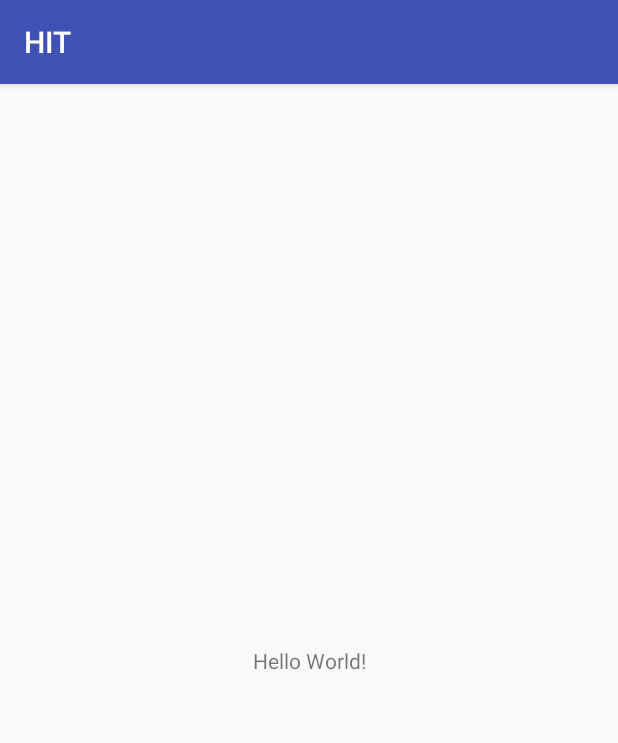
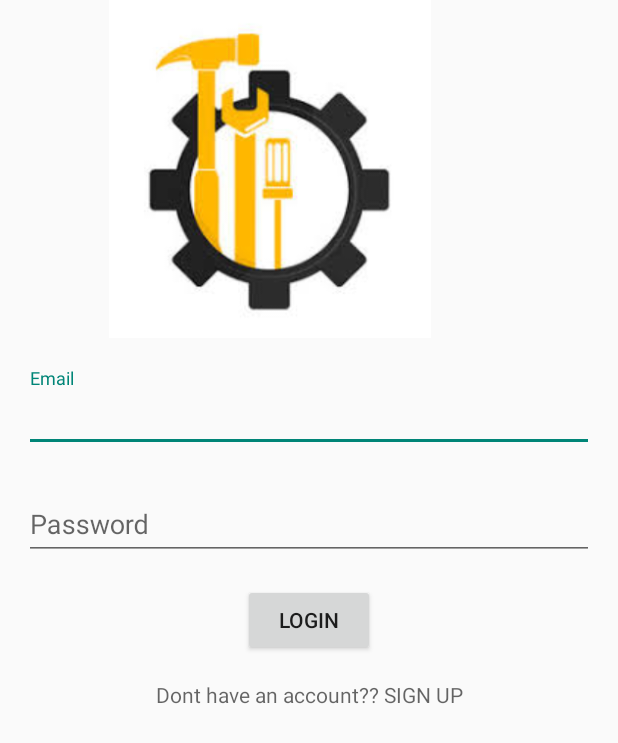
Before and after one commit to gaonkargitesh/Hotel-Inspection-Tracker, an Android app: the screen it shows after launch (MainActivity before the commit, LoginActivity after it), on a phone screen of 412 x 824 dp. Shown: the top 743 px of the screen. Run offline under Robolectric (Android 15) with nearby library versions, the phone set to English and light mode, and no system bars.

Commit message:
Login Screen , Signup Screen and Launcher screens are designed and added.....

```diff
--- a/app/src/main/java/com/example/rahul/hit/login/view/LoginActivity.java
+++ b/app/src/main/java/com/example/rahul/hit/login/view/LoginActivity.java
@@ -1,22 +1,33 @@
 package com.example.rahul.hit.login.view;
 
+import android.content.Intent;
 import android.os.Bundle;
 import android.support.design.widget.FloatingActionButton;
 import android.support.design.widget.Snackbar;
 import android.support.v7.app.AppCompatActivity;
 import android.support.v7.widget.Toolbar;
 import android.view.View;
+import android.widget.TextView;
 
 import com.example.rahul.hit.R;
+import com.example.rahul.hit.signup.view.SignUpActivity;
 
 public class LoginActivity extends AppCompatActivity {
+
+    TextView signupTextView;
 
     @Override
     protected void onCreate(Bundle savedInstanceState) {
         super.onCreate(savedInstanceState);
         setContentView(R.layout.activity_login);
-        Toolbar toolbar = (Toolbar) findViewById(R.id.toolbar);
-        setSupportActionBar(toolbar);
+        signupTextView=findViewById(R.id.loginPage_SignUp_TextView);
+        signupTextView.setOnClickListener(new View.OnClickListener() {
+            @Override
+            public void onClick(View v) {
+                Intent intent1 = new Intent(LoginActivity.this,SignUpActivity.class);
+                startActivity(intent1);
+            }
+        });
     }
 
 }
--- a/app/src/main/res/layout/activity_login.xml
+++ b/app/src/main/res/layout/activity_login.xml
@@ -1,52 +1,70 @@
 <?xml version="1.0" encoding="utf-8"?>
 <android.support.constraint.ConstraintLayout xmlns:android="http://schemas.android.com/apk/res/android"
+    xmlns:app="http://schemas.android.com/apk/res-auto"
     android:layout_width="match_parent"
-    android:layout_height="match_parent"
-    xmlns:app="http://schemas.android.com/apk/res-auto"
-    android:padding="20dp"
-    >
+    android:layout_height="match_parent">
+
+    <ImageView
+        android:id="@+id/login_id"
+        android:layout_width="360dp"
+        android:layout_height="225dp"
+        android:src="@drawable/logo" />
+
 
     <android.support.design.widget.TextInputLayout
+        android:id="@+id/email_loginPage"
         android:layout_width="match_parent"
         android:layout_height="wrap_content"
-        android:id="@+id/email_loginPage"
-        android:paddingBottom="10dp"
-        >
+        android:layout_marginTop="20dp"
+        android:layout_marginLeft="8dp"
+        android:layout_marginRight="8dp"
+        android:layout_marginBottom="8dp"
+        app:layout_constraintTop_toBottomOf="@id/login_id">
 
         <EditText
+            android:id="@+id/loginPage_Email_EditText"
             android:layout_width="match_parent"
             android:layout_height="wrap_content"
-            android:id="@+id/loginPage_Email_EditText"
-            android:hint="Email"
-
-            />
+            android:layout_margin="8dp"
+            android:hint="Email" />
 
     </android.support.design.widget.TextInputLayout>
 
     <android.support.design.widget.TextInputLayout
+        android:id="@+id/password_loginPage"
         android:layout_width="match_parent"
         android:layout_height="wrap_content"
-        android:id="@+id/password_loginPage"
-        android:paddingBottom="20dp"
-        app:layout_constraintTop_toBottomOf="@id/email_loginPage"
-        >
+        android:layout_margin="8dp"
+        app:layout_constraintTop_toBottomOf="@id/email_loginPage">
 
         <EditText
+            android:id="@+id/loginpage_Password_EditText"
             android:layout_width="match_parent"
             android:layout_height="wrap_content"
-            android:id="@+id/loginpage_Password_EditText"
-
-            android:hint="Password"
-            />
+            android:layout_margin="8dp"
+            android:hint="Password" />
 
     </android.support.design.widget.TextInputLayout>
+
     <Button
+        android:id="@+id/loginPage_Login_Butoon"
         android:layout_width="wrap_content"
         android:layout_height="wrap_content"
+        android:layout_margin="8dp"
         android:text="Login"
-        app:layout_constraintTop_toBottomOf="@id/password_loginPage"
         app:layout_constraintLeft_toLeftOf="parent"
         app:layout_constraintRight_toRightOf="parent"
-        />
+        app:layout_constraintTop_toBottomOf="@id/password_loginPage" />
+
+    <TextView
+        android:id="@+id/loginPage_SignUp_TextView"
+        android:layout_width="match_parent"
+        android:layout_height="wrap_content"
+        android:layout_margin="16dp"
+        android:clickable="true"
+        android:hint="Dont have an account?? SIGN UP"
+        android:textAlignment="center"
+        android:textColor="#00F"
+        app:layout_constraintTop_toBottomOf="@id/loginPage_Login_Butoon" />
 
 </android.support.constraint.ConstraintLayout>
--- a/build.gradle
+++ b/build.gradle
@@ -7,7 +7,7 @@ buildscript {
         jcenter()
     }
     dependencies {
-        classpath 'com.android.tools.build:gradle:3.1.4'
+        classpath 'com.android.tools.build:gradle:3.2.1'
         classpath 'com.jakewharton:butterknife-gradle-plugin:8.5.1'
 
 
```
Also changed, not shown: app/src/main/AndroidManifest.xml (+19 -4 lines), app/src/main/java/com/example/rahul/hit/launcher/view/LauncherActivity.java (+16 -1 lines), app/src/main/java/com/example/rahul/hit/signup/view/SignUpActivity.java (added, +15 -0 lines), app/src/main/res/layout/activity_launcher.xml (+20 -0 lines), app/src/main/res/layout/activity_sign_up.xml (added, +130 -0 lines), app/src/main/res/drawable/launcherscreen.jpg (added), app/src/main/res/drawable/logo.jpg (added), gradle/wrapper/gradle-wrapper.properties.
